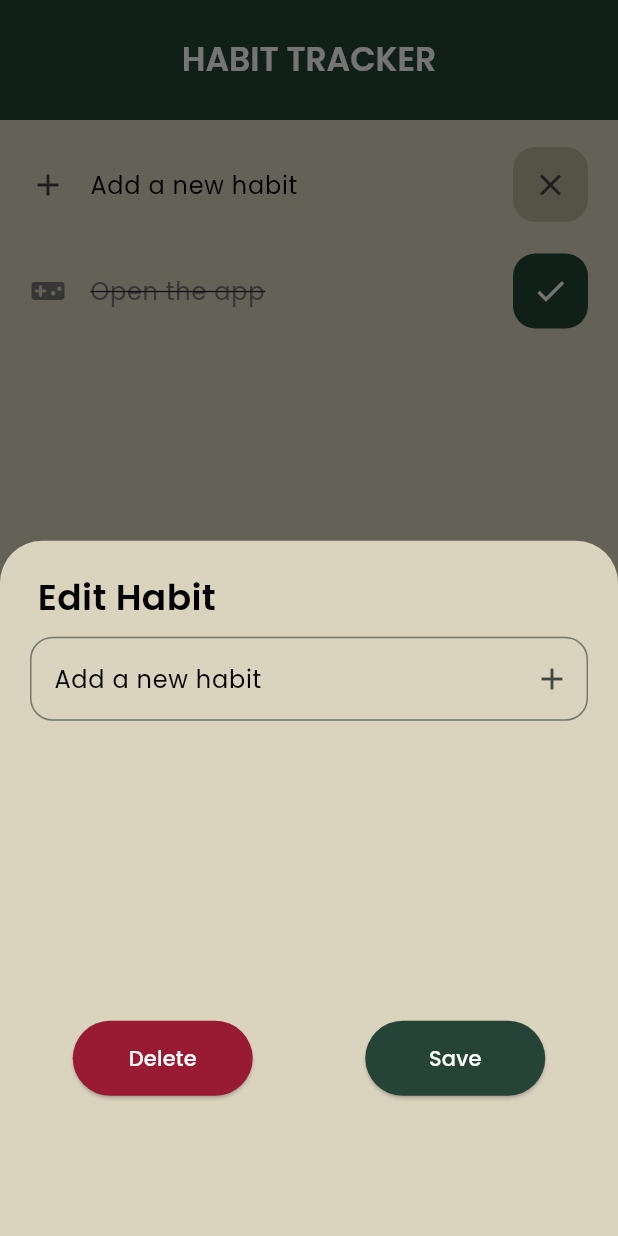
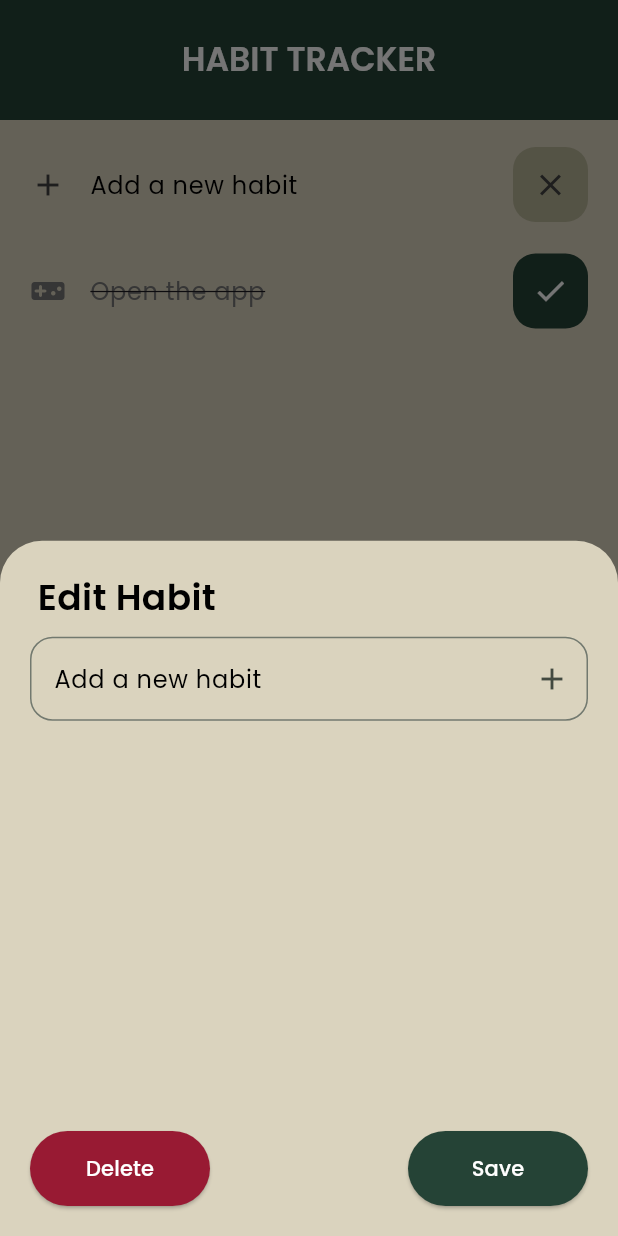
Before and after one commit to ashellz/habitt, a Flutter app: the screen it shows after launch, after a tap on "Add a new habit", on a phone screen of 412 x 824 dp. Run offline on Flutter 3.47's test engine with Material 3 defaults, Android fonts, the phone set to English and light mode, and no system bars; drawn by our look-alikes of flutter_slidable; our stand-ins replace hive, hive_flutter; missing offline and left inert: icons_flutter; accounts and stored records are empty.

Commit message:
Minor changes
- Fixed design compatibility

```diff
--- a/lib/pages/home_page.dart
+++ b/lib/pages/home_page.dart
@@ -215,10 +215,14 @@ class HomePageState extends State<HomePage> {
                           ),
                         ),
                       ),
+                      Spacer(),
+                      Row(
+                        mainAxisAlignment: MainAxisAlignment.end,
+                        children: [
                           Padding(
                             padding: const EdgeInsets.only(
-                          top: 200.0,
-                          left: 220.0,
+                              right: 20.0,
+                              bottom: 20.0,
                             ),
                             child: ElevatedButton(
                               onPressed: () {
@@ -236,6 +240,8 @@ class HomePageState extends State<HomePage> {
                                 style: TextStyle(color: Colors.white),
                               ),
                             ),
+                          ),
+                        ],
                       ),
                     ],
                   ),
@@ -354,11 +360,12 @@ class HabitTile extends StatelessWidget {
                               ),
                             ),
                           ),
+                          Spacer(),
                           Padding(
-                            padding: const EdgeInsets.only(top: 200),
+                            padding: const EdgeInsets.only(
+                                bottom: 20, right: 20, left: 20),
                             child: Row(
-                              mainAxisAlignment: MainAxisAlignment.center,
-                              crossAxisAlignment: CrossAxisAlignment.center,
+                              mainAxisAlignment: MainAxisAlignment.spaceBetween,
                               children: [
                                 ElevatedButton(
                                   onPressed: () async {
@@ -379,9 +386,6 @@ class HabitTile extends StatelessWidget {
                                     "Delete",
                                     style: TextStyle(color: Colors.white),
                                   ),
-                                ),
-                                const SizedBox(
-                                  width: 75,
                                 ),
                                 ElevatedButton(
                                   onPressed: () {
```
Lines whose indentation alone changed are shown as unchanged.
